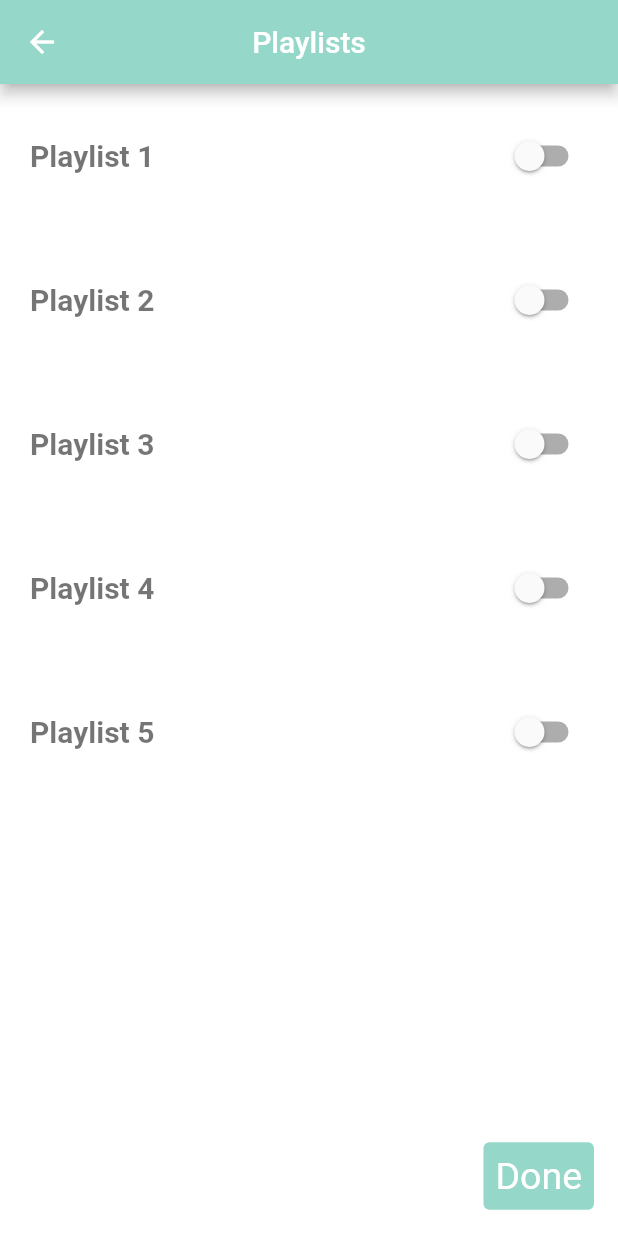
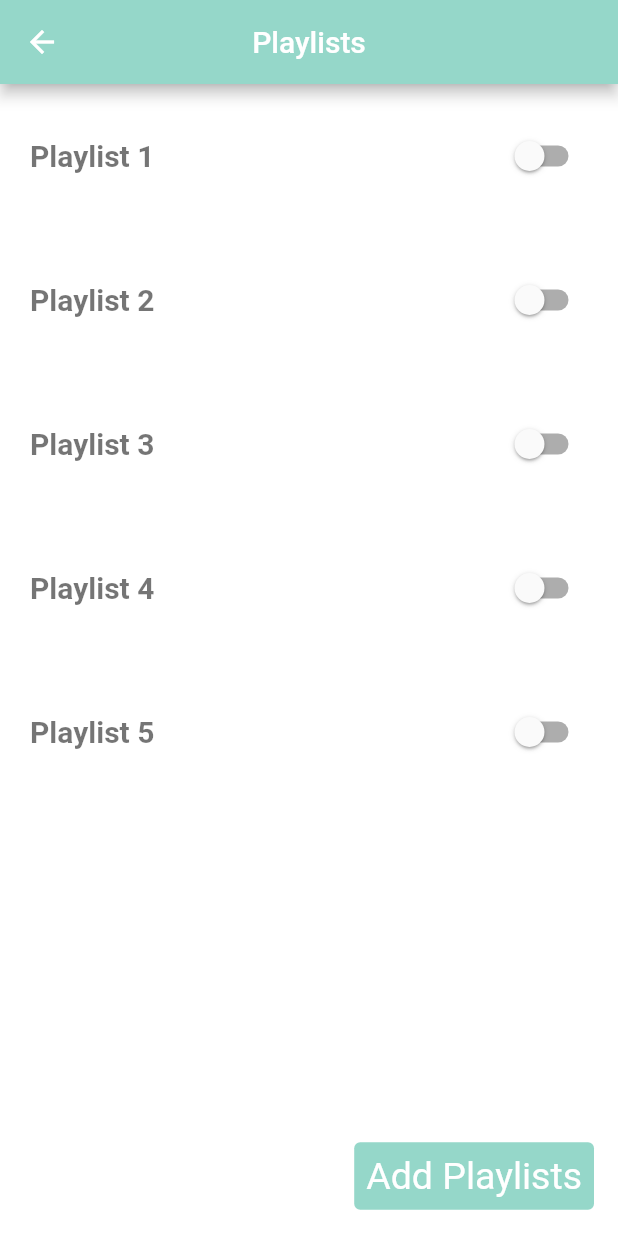
Before and after one commit to MartinDampier/Sound_Trek, a Flutter app: the AddPlaylists screen opened directly, on a phone screen of 412 x 824 dp. Run offline on Flutter 3.47's test engine with Material 2 defaults, Android fonts, the light colour scheme and no system bars; our stand-ins replace flutter_slidable, flutter_speed_dial, flutter_svg, google_maps_flutter, just_audio, location.

```diff
--- a/lib/screens/add_playlists.dart
+++ b/lib/screens/add_playlists.dart
@@ -52,7 +52,7 @@ class AddPlaylistsState extends State<AddPlaylists> {
         onPressed: () {
           Navigator.pop(context, playlistList.elementAt(0));
         },
-        child: Text('Done'),
+        child: Text('Add Playlists'),
       ),
     );
   }
```
